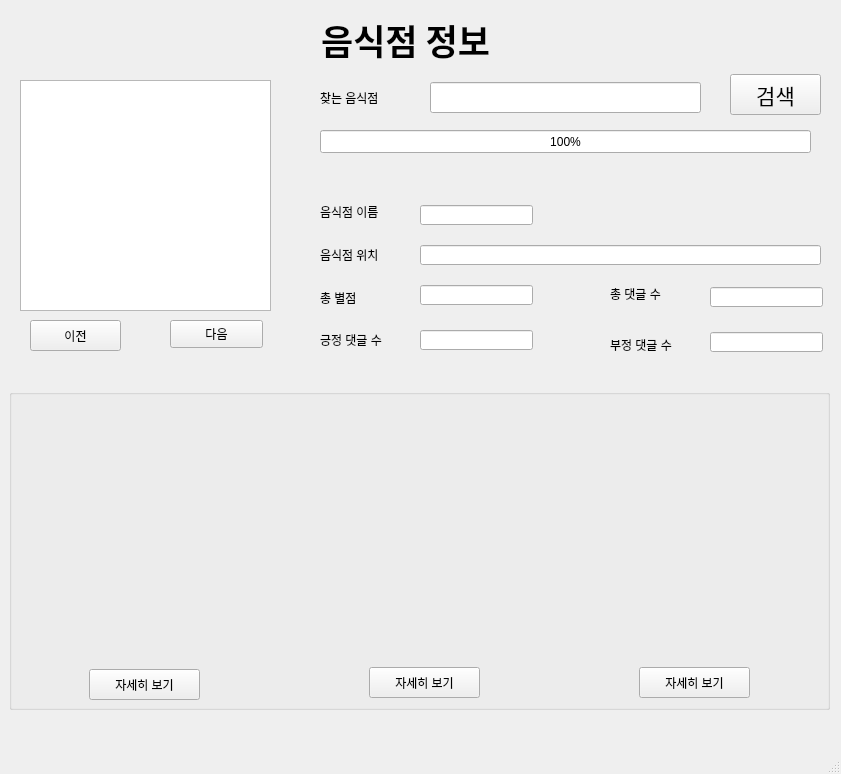
Old version of the form Page_Gui_Test.ui in the repository loisRK/gp_team.
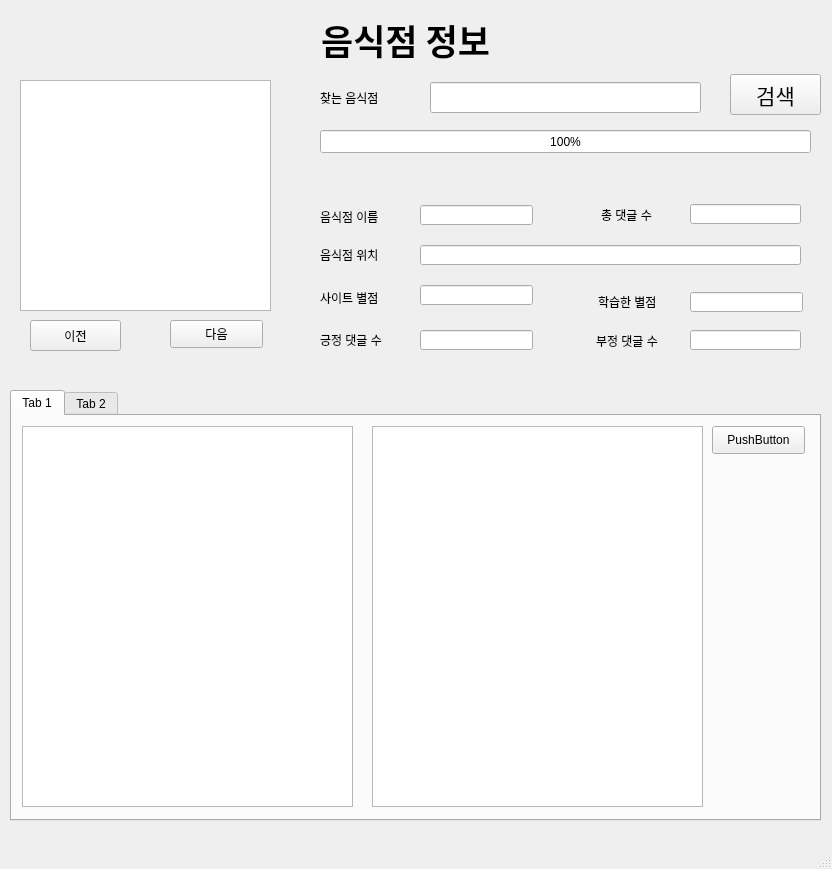
New version of the form.

Commit message: [selenium] crawling 후 데이터 전처리용 py 모듈 생성, GUI 수정, README 수정

The edit to the form file:
```diff
--- a/Page_Gui_Test.ui
+++ b/Page_Gui_Test.ui
@@ -6,8 +6,8 @@
    <rect>
     <x>0</x>
     <y>0</y>
-    <width>841</width>
-    <height>774</height>
+    <width>832</width>
+    <height>869</height>
    </rect>
   </property>
   <property name="windowTitle">
@@ -37,7 +37,7 @@
     <property name="geometry">
      <rect>
       <x>320</x>
-      <y>197</y>
+      <y>202</y>
       <width>81</width>
       <height>30</height>
      </rect>
@@ -69,7 +69,7 @@
      </rect>
     </property>
     <property name="text">
-     <string>총 별점</string>
+     <string>사이트 별점</string>
     </property>
    </widget>
    <widget class="QLineEdit" name="Store_Name">
@@ -87,7 +87,7 @@
      <rect>
       <x>420</x>
       <y>245</y>
-      <width>401</width>
+      <width>381</width>
       <height>20</height>
      </rect>
     </property>
@@ -115,9 +115,9 @@
    <widget class="QLineEdit" name="Review_Count_total">
     <property name="geometry">
      <rect>
-      <x>710</x>
-      <y>287</y>
-      <width>113</width>
+      <x>690</x>
+      <y>204</y>
+      <width>111</width>
       <height>20</height>
      </rect>
     </property>
@@ -125,8 +125,8 @@
    <widget class="QLabel" name="label_5">
     <property name="geometry">
      <rect>
-      <x>610</x>
-      <y>279</y>
+      <x>601</x>
+      <y>200</y>
       <width>81</width>
       <height>30</height>
      </rect>
@@ -151,9 +151,9 @@
    <widget class="QLineEdit" name="Negative_Review">
     <property name="geometry">
      <rect>
-      <x>710</x>
-      <y>332</y>
-      <width>113</width>
+      <x>690</x>
+      <y>330</y>
+      <width>111</width>
       <height>20</height>
      </rect>
     </property>
@@ -161,9 +161,9 @@
    <widget class="QLabel" name="label_7">
     <property name="geometry">
      <rect>
-      <x>610</x>
-      <y>330</y>
-      <width>91</width>
+      <x>596</x>
+      <y>326</y>
+      <width>90</width>
       <height>30</height>
      </rect>
     </property>
@@ -226,91 +226,6 @@
      <string>찾는 음식점</string>
     </property>
    </widget>
-   <widget class="QGroupBox" name="groupBox">
-    <property name="geometry">
-     <rect>
-      <x>9</x>
-      <y>389</y>
-      <width>821</width>
-      <height>321</height>
-     </rect>
-    </property>
-    <property name="title">
-     <string/>
-    </property>
-    <widget class="QWidget" name="gridLayoutWidget">
-     <property name="geometry">
-      <rect>
-       <x>10</x>
-       <y>21</y>
-       <width>261</width>
-       <height>251</height>
-      </rect>
-     </property>
-     <layout class="QGridLayout" name="Positive_Review_Image"/>
-    </widget>
-    <widget class="QWidget" name="gridLayoutWidget_2">
-     <property name="geometry">
-      <rect>
-       <x>280</x>
-       <y>22</y>
-       <width>261</width>
-       <height>251</height>
-      </rect>
-     </property>
-     <layout class="QGridLayout" name="Review_Image"/>
-    </widget>
-    <widget class="QWidget" name="gridLayoutWidget_3">
-     <property name="geometry">
-      <rect>
-       <x>550</x>
-       <y>22</y>
-       <width>261</width>
-       <height>251</height>
-      </rect>
-     </property>
-     <layout class="QGridLayout" name="Negative_Review_Image"/>
-    </widget>
-    <widget class="QPushButton" name="Positive_Review_Image_Detail">
-     <property name="geometry">
-      <rect>
-       <x>80</x>
-       <y>280</y>
-       <width>111</width>
-       <height>31</height>
-      </rect>
-     </property>
-     <property name="text">
-      <string>자세히 보기</string>
-     </property>
-    </widget>
-    <widget class="QPushButton" name="Review_Image_Detail">
-     <property name="geometry">
-      <rect>
-       <x>360</x>
-       <y>278</y>
-       <width>111</width>
-       <height>31</height>
-      </rect>
-     </property>
-     <property name="text">
-      <string>자세히 보기</string>
-     </property>
-    </widget>
-    <widget class="QPushButton" name="Negative_Review_Image_Detail">
-     <property name="geometry">
-      <rect>
-       <x>630</x>
-       <y>278</y>
-       <width>111</width>
-       <height>31</height>
-      </rect>
-     </property>
-     <property name="text">
-      <string>자세히 보기</string>
-     </property>
-    </widget>
-   </widget>
    <widget class="QProgressBar" name="progressBar">
     <property name="geometry">
      <rect>
@@ -356,6 +271,105 @@
      <string>다음</string>
     </property>
    </widget>
+   <widget class="QTabWidget" name="tabWidget">
+    <property name="geometry">
+     <rect>
+      <x>10</x>
+      <y>390</y>
+      <width>811</width>
+      <height>431</height>
+     </rect>
+    </property>
+    <property name="currentIndex">
+     <number>0</number>
+    </property>
+    <widget class="QWidget" name="tab">
+     <attribute name="title">
+      <string>Tab 1</string>
+     </attribute>
+     <widget class="QPushButton" name="pushButton_3">
+      <property name="geometry">
+       <rect>
+        <x>700</x>
+        <y>10</y>
+        <width>93</width>
+        <height>28</height>
+       </rect>
+      </property>
+      <property name="text">
+       <string>PushButton</string>
+      </property>
+     </widget>
+     <widget class="QGraphicsView" name="graphicsView_2">
+      <property name="geometry">
+       <rect>
+        <x>10</x>
+        <y>10</y>
+        <width>331</width>
+        <height>381</height>
+       </rect>
+      </property>
+     </widget>
+     <widget class="QGraphicsView" name="graphicsView_3">
+      <property name="geometry">
+       <rect>
+        <x>360</x>
+        <y>10</y>
+        <width>331</width>
+        <height>381</height>
+       </rect>
+      </property>
+     </widget>
+    </widget>
+    <widget class="QWidget" name="tab_2">
+     <attribute name="title">
+      <string>Tab 2</string>
+     </attribute>
+     <widget class="QGraphicsView" name="graphicsView_4">
+      <property name="geometry">
+       <rect>
+        <x>10</x>
+        <y>20</y>
+        <width>381</width>
+        <height>361</height>
+       </rect>
+      </property>
+     </widget>
+     <widget class="QGraphicsView" name="graphicsView_5">
+      <property name="geometry">
+       <rect>
+        <x>410</x>
+        <y>20</y>
+        <width>381</width>
+        <height>361</height>
+       </rect>
+      </property>
+     </widget>
+    </widget>
+   </widget>
+   <widget class="QLineEdit" name="Star_Total_2">
+    <property name="geometry">
+     <rect>
+      <x>690</x>
+      <y>292</y>
+      <width>113</width>
+      <height>20</height>
+     </rect>
+    </property>
+   </widget>
+   <widget class="QLabel" name="label_9">
+    <property name="geometry">
+     <rect>
+      <x>598</x>
+      <y>287</y>
+      <width>81</width>
+      <height>30</height>
+     </rect>
+    </property>
+    <property name="text">
+     <string>학습한 별점</string>
+    </property>
+   </widget>
   </widget>
   <widget class="QMenuBar" name="menubar">
    <property name="geometry">
```
Left out of the diff: 7 changed lines with no effect on the pictures. The commit also changes 6 other files.
